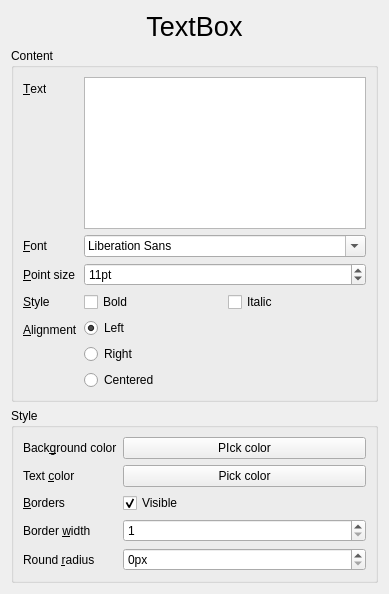
This is sources/Forms/formtextboxes.ui in jose94752/ClipEdit as Qt 5 draws it before an edit. The edited form follows.
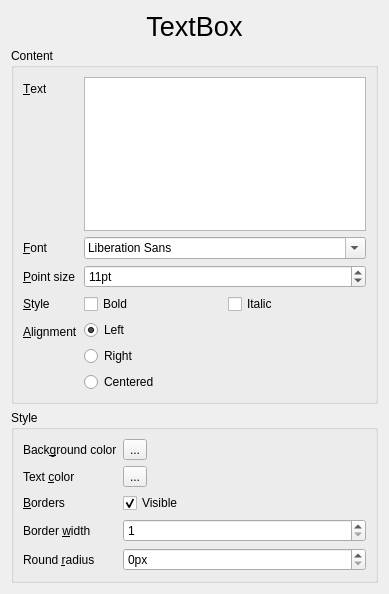
This is the edited form. Custom widgets are drawn as their Qt base class.

Commit message: Update color button

The edit to the form file:
```diff
--- a/sources/Forms/formtextboxes.ui
+++ b/sources/Forms/formtextboxes.ui
@@ -177,7 +177,7 @@
          <string>Back&amp;ground color</string>
         </property>
         <property name="buddy">
-         <cstring>pushButtonBackgroundColor</cstring>
+         <cstring>toolButtonBackgroundColor</cstring>
         </property>
        </widget>
       </item>
@@ -187,7 +187,7 @@
          <string>Text &amp;color</string>
         </property>
         <property name="buddy">
-         <cstring>pushButtonTextColor</cstring>
+         <cstring>toolButtonTextColor</cstring>
         </property>
        </widget>
       </item>
@@ -201,20 +201,6 @@
         </property>
        </widget>
       </item>
-      <item row="0" column="1">
-       <widget class="QPushButton" name="pushButtonBackgroundColor">
-        <property name="text">
-         <string>PIck color</string>
-        </property>
-       </widget>
-      </item>
-      <item row="1" column="1">
-       <widget class="QPushButton" name="pushButtonTextColor">
-        <property name="text">
-         <string>Pick color</string>
-        </property>
-       </widget>
-      </item>
       <item row="2" column="1">
        <widget class="QCheckBox" name="checkBox">
         <property name="text">
@@ -265,11 +251,32 @@
         </property>
        </widget>
       </item>
+      <item row="0" column="1">
+       <widget class="ColorButton" name="toolButtonBackgroundColor">
+        <property name="text">
+         <string>...</string>
+        </property>
+       </widget>
+      </item>
+      <item row="1" column="1">
+       <widget class="ColorButton" name="toolButtonTextColor">
+        <property name="text">
+         <string>...</string>
+        </property>
+       </widget>
+      </item>
      </layout>
     </widget>
    </item>
   </layout>
  </widget>
+ <customwidgets>
+  <customwidget>
+   <class>ColorButton</class>
+   <extends>QToolButton</extends>
+   <header>Classes/colorbutton.h</header>
+  </customwidget>
+ </customwidgets>
  <resources/>
  <connections/>
 </ui>
```
The commit also changes 4 other files.
